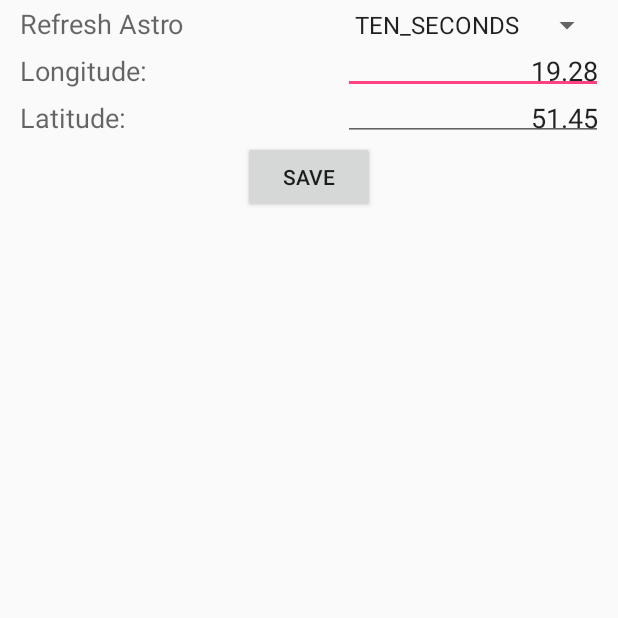
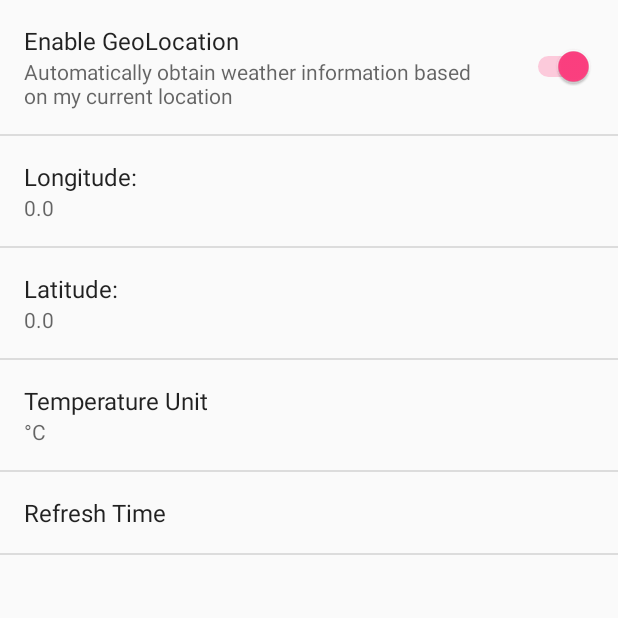
Before and after one commit to AMordaka/Android-AstroWeather, an Android app: the SettingsActivity screen opened directly, with no data from a screen before it, on a phone screen of 412 x 824 dp, the top half of it. Run offline under Robolectric (Android 15) with nearby library versions, the phone set to English and light mode, and no system bars.

Commit message:
Added SharedPreferences and SettingsFragment, prepare project to new features

```diff
--- a/app/src/main/java/com/example/arek/astroweather/SettingsActivity.java
+++ b/app/src/main/java/com/example/arek/astroweather/SettingsActivity.java
@@ -1,127 +1,101 @@
 package com.example.arek.astroweather;
 
-import android.net.ParseException;
+import android.content.res.Configuration;
 import android.os.Bundle;
-import android.support.v7.app.AppCompatActivity;
+import android.preference.PreferenceActivity;
+import android.support.annotation.LayoutRes;
+import android.support.annotation.Nullable;
+import android.support.v7.app.ActionBar;
+import android.support.v7.app.AppCompatDelegate;
+import android.support.v7.widget.Toolbar;
+import android.view.MenuInflater;
 import android.view.View;
-import android.widget.AdapterView;
-import android.widget.ArrayAdapter;
-import android.widget.Button;
-import android.widget.EditText;
-import android.widget.Spinner;
-import android.widget.Toast;
+import android.view.ViewGroup;
 
-import com.astrocalculator.AstroCalculator;
 import com.example.arek.astroweather.astroweather.AstroWeatherConfig;
+import com.example.arek.astroweather.fragments.SettingsFragment;
 
-import java.util.ArrayList;
-import java.util.List;
+public class SettingsActivity extends PreferenceActivity {
 
-public class SettingsActivity extends AppCompatActivity {
-
-    private static final String LATITUDE = "Latitude";
-    private static final String LONGITUDE = "Longitude";
-    private static final String INCORECT_DATA = "Incorect Data";
-    private static final String SAVE_CHANGES = "Changes saved";
+    private AppCompatDelegate delegate;
 
     private AstroWeatherConfig astroWeatherConfig;
-    private Spinner refreshTimeSpinner;
-    private EditText longitude;
-    private EditText latitude;
-    private Button buttonSave;
 
     @Override
     protected void onCreate(Bundle savedInstanceState) {
+        getDelegate().installViewFactory();
+        getDelegate().onCreate(savedInstanceState);
         super.onCreate(savedInstanceState);
-        setContentView(R.layout.activity_settings);
         astroWeatherConfig = AstroWeatherConfig.getAstroWeatherInstance();
-        initSpinner();
-        initOthers();
+        getFragmentManager().beginTransaction().replace(android.R.id.content, new SettingsFragment()).commit();
     }
 
-    List<String> getIntervalNames() {
-        List<String> intervalNames = new ArrayList<>();
-        for (UpdateTimeIntervalValues value : UpdateTimeIntervalValues.values()) {
-            intervalNames.add(value.name());
+
+    @Override
+    protected void onPostCreate(Bundle savedInstanceState) {
+        super.onPostCreate(savedInstanceState);
+        getDelegate().onPostCreate(savedInstanceState);
+    }
+    public ActionBar getSupportActionBar() {
+        return getDelegate().getSupportActionBar();
+    }
+    public void setSupportActionBar(@Nullable Toolbar toolbar) {
+        getDelegate().setSupportActionBar(toolbar);
+    }
+    @Override
+    public MenuInflater getMenuInflater() {
+        return getDelegate().getMenuInflater();
+    }
+    @Override
+    public void setContentView(@LayoutRes int layoutResID) {
+        getDelegate().setContentView(layoutResID);
+    }
+    @Override
+    public void setContentView(View view) {
+        getDelegate().setContentView(view);
+    }
+    @Override
+    public void setContentView(View view, ViewGroup.LayoutParams params) {
+        getDelegate().setContentView(view, params);
+    }
+    @Override
+    public void addContentView(View view, ViewGroup.LayoutParams params) {
+        getDelegate().addContentView(view, params);
+    }
+    @Override
+    protected void onPostResume() {
+        super.onPostResume();
+        getDelegate().onPostResume();
+    }
+    @Override
+    protected void onTitleChanged(CharSequence title, int color) {
+        super.onTitleChanged(title, color);
+        getDelegate().setTitle(title);
+    }
+    @Override
+    public void onConfigurationChanged(Configuration newConfig) {
+        super.onConfigurationChanged(newConfig);
+        getDelegate().onConfigurationChanged(newConfig);
+    }
+    @Override
+    protected void onStop() {
+        super.onStop();
+        getDelegate().onStop();
+    }
+    @Override
+    protected void onDestroy() {
+        super.onDestroy();
+        getDelegate().onDestroy();
+    }
+    public void invalidateOptionsMenu() {
+        getDelegate().invalidateOptionsMenu();
+    }
+    private AppCompatDelegate getDelegate() {
+        if (delegate == null) {
+            delegate = AppCompatDelegate.create(this, null);
+            setTitle(R.string.settings);
         }
-        return intervalNames;
+        return delegate;
     }
 
-    void initOthers() {
-        longitude = findViewById(R.id.newlongitude);
-        latitude = findViewById(R.id.newlatitude);
-        buttonSave = findViewById(R.id.buttonsave);
-        latitude.setText(String.valueOf(astroWeatherConfig.getLocation().getLatitude()));
-        longitude.setText(String.valueOf(astroWeatherConfig.getLocation().getLongitude()));
-
-    }
-
-    private void setDefaultSpinner(){
-        if(astroWeatherConfig.getTimeInterval() == 5000){
-            refreshTimeSpinner.setSelection(0);
-        }else if(astroWeatherConfig.getTimeInterval() == 10000){
-            refreshTimeSpinner.setSelection(1);
-        }else if(astroWeatherConfig.getTimeInterval() == 30000){
-            refreshTimeSpinner.setSelection(2);
-        }else if(astroWeatherConfig.getTimeInterval() == 1000*60){
-            refreshTimeSpinner.setSelection(3);
-        }else if(astroWeatherConfig.getTimeInterval() == 15*1000*60){
-            refreshTimeSpinner.setSelection(4);
-        }
-    }
-
-    void initSpinner() {
-        refreshTimeSpinner = (Spinner) findViewById(R.id.refresh_time);
-        ArrayAdapter adapter = new ArrayAdapter(this, android.R.layout.simple_spinner_item, getIntervalNames());
-        refreshTimeSpinner.setAdapter(adapter);
-        setDefaultSpinner();
-        refreshTimeSpinner.setOnItemSelectedListener(new AdapterView.OnItemSelectedListener() {
-
-            @Override
-            public void onItemSelected(AdapterView<?> arg0, View arg1,
-                                       int id, long position) {
-
-                switch ((int) position) {
-                    case 0:
-                        astroWeatherConfig.setTimeInterval(5000);
-                        break;
-                    case 1:
-                        astroWeatherConfig.setTimeInterval(10000);
-                        break;
-                    case 2:
-                        astroWeatherConfig.setTimeInterval(30000);
-                        break;
-                    case 3:
-                        astroWeatherConfig.setTimeInterval(60000);
-                        break;
-                    case 4:
-                        astroWeatherConfig.setTimeInterval(900000);
-                        break;
-                }
-                //Toast.makeText(SettingsActivity.this, SAVE_CHANGES, Toast.LENGTH_SHORT).show();
-            }
-
-
-
-            @Override
-            public void onNothingSelected(AdapterView<?> arg0) {
-                setDefaultSpinner();
-            }
-        });
-    }
-
-    public void saveHandler(View view) {
-        try {
-            double mlatitude = Double.parseDouble(latitude.getText().toString());
-            double mlongitude = Double.parseDouble(longitude.getText().toString());
-            if ((mlatitude > 90 || mlatitude < -90) || (mlongitude < 0 || mlongitude > 180)) {
-                throw new Exception();
-            }
-
-            astroWeatherConfig.setLocation(new AstroCalculator.Location(mlatitude, mlongitude));
-            Toast.makeText(SettingsActivity.this, SAVE_CHANGES, Toast.LENGTH_SHORT).show();
-        } catch (Exception ParseException) {
-            Toast.makeText(SettingsActivity.this, INCORECT_DATA, Toast.LENGTH_SHORT).show();
-        }
-    }
 }
--- a/app/src/main/java/com/example/arek/astroweather/UpdateTimeIntervalValues.java
+++ /dev/null
@@ -1,15 +0,0 @@
-package com.example.arek.astroweather;
-
-public enum UpdateTimeIntervalValues {
-    FIVE_SECONDS(5000),
-    TEN_SECONDS(1000),
-    THIRTY_SECONDS(30000),
-    MINUTE(60000),
-    FIFTEEN_MINUTES(900000);
-
-    public final int seconds;
-
-    UpdateTimeIntervalValues(int seconds) {
-        this.seconds = seconds;
-    }
-}
--- a/app/src/main/java/com/example/arek/astroweather/astroweather/AstroWeatherConfig.java
+++ b/app/src/main/java/com/example/arek/astroweather/astroweather/AstroWeatherConfig.java
@@ -53,7 +53,7 @@ public class AstroWeatherConfig {
 
     private AstroDateTime getAstroDateTime() {
         long deviceDate = System.currentTimeMillis();
-        int year = Integer.parseInt(new SimpleDateFormat("YYYY", Locale.ENGLISH).format(deviceDate));
+        int year = Integer.parseInt(new SimpleDateFormat("yyyy", Locale.ENGLISH).format(deviceDate));
         int month = Integer.parseInt(new SimpleDateFormat("MM", Locale.ENGLISH).format(deviceDate));
         int day = Integer.parseInt(new SimpleDateFormat("dd", Locale.ENGLISH).format(deviceDate));
         int hour = Integer.parseInt(new SimpleDateFormat("hh", Locale.GERMANY).format(deviceDate));
@@ -96,8 +96,8 @@ public class AstroWeatherConfig {
         }
     }
 
-    public void setTimeInterval(long timeInterval) {
-        this.timeInterval = timeInterval;
+    public void setTimeInterval(String timeInterval) {
+        this.timeInterval = Long.parseLong(timeInterval);
         update();
         notifySubscribers();
     }
--- a/app/src/main/java/com/example/arek/astroweather/fragments/MoonFragment.java
+++ b/app/src/main/java/com/example/arek/astroweather/fragments/MoonFragment.java
@@ -1,7 +1,6 @@
 package com.example.arek.astroweather.fragments;
 
 import android.os.Bundle;
-import android.os.Handler;
 import android.support.v4.app.Fragment;
 import android.view.LayoutInflater;
 import android.view.View;
@@ -11,10 +10,6 @@ import android.widget.TextView;
 import com.example.arek.astroweather.R;
 import com.example.arek.astroweather.astroweather.AstroCallback;
 import com.example.arek.astroweather.astroweather.AstroWeatherConfig;
-
-import java.text.SimpleDateFormat;
-import java.util.Calendar;
-import java.util.TimeZone;
 
 public class MoonFragment extends Fragment implements AstroCallback {
 
--- /dev/null
+++ b/app/src/main/java/com/example/arek/astroweather/fragments/SettingsFragment.java
@@ -0,0 +1,147 @@
+/**
+ * The MIT License (MIT)
+ *
+ * Copyright (c) 2015 Yoel Nunez <dev@nunez.guru>
+ *
+ * Permission is hereby granted, free of charge, to any person obtaining a copy
+ * of this software and associated documentation files (the "Software"), to deal
+ * in the Software without restriction, including without limitation the rights
+ * to use, copy, modify, merge, publish, distribute, sublicense, and/or sell
+ * copies of the Software, and to permit persons to whom the Software is
+ * furnished to do so, subject to the following conditions:
+ *
+ * The above copyright notice and this permission notice shall be included in
+ * all copies or substantial portions of the Software.
+ *
+ * THE SOFTWARE IS PROVIDED "AS IS", WITHOUT WARRANTY OF ANY KIND, EXPRESS OR
+ * IMPLIED, INCLUDING BUT NOT LIMITED TO THE WARRANTIES OF MERCHANTABILITY,
+ * FITNESS FOR A PARTICULAR PURPOSE AND NONINFRINGEMENT. IN NO EVENT SHALL THE
+ * AUTHORS OR COPYRIGHT HOLDERS BE LIABLE FOR ANY CLAIM, DAMAGES OR OTHER
+ * LIABILITY, WHETHER IN AN ACTION OF CONTRACT, TORT OR OTHERWISE, ARISING FROM,
+ * OUT OF OR IN CONNECTION WITH THE SOFTWARE OR THE USE OR OTHER DEALINGS IN
+ * THE SOFTWARE.
+ *
+ */
+package com.example.arek.astroweather.fragments;
+
+import android.content.Intent;
+import android.content.SharedPreferences;
+import android.os.Bundle;
+import android.preference.EditTextPreference;
+import android.preference.ListPreference;
+import android.preference.Preference;
+import android.preference.PreferenceFragment;
+import android.preference.PreferenceManager;
+import android.preference.SwitchPreference;
+import android.view.MenuItem;
+import android.widget.Toast;
+
+import com.example.arek.astroweather.MainActivity;
+import com.example.arek.astroweather.R;
+import com.example.arek.astroweather.astroweather.AstroWeatherConfig;
+
+
+public class SettingsFragment extends PreferenceFragment implements Preference.OnPreferenceChangeListener, SharedPreferences.OnSharedPreferenceChangeListener {
+
+    private static final String INCORECT_DATA = "Incorect Data";
+
+
+    private SharedPreferences preferences;
+    private AstroWeatherConfig astroWeatherConfig;
+
+    private SwitchPreference geolocationEnabledPreference;
+    private EditTextPreference manualLongitudePreference;
+    private EditTextPreference manualLatitudePreference;
+
+    @Override
+    public void onCreate(Bundle savedInstanceState) {
+        super.onCreate(savedInstanceState);
+        astroWeatherConfig = AstroWeatherConfig.getAstroWeatherInstance();
+        findPreferencesFromXml();
+        setupPreferences();
+        checkPreferences();
+    }
+
+
+    void findPreferencesFromXml(){
+        addPreferencesFromResource(R.xml.app_preferences);
+        preferences = PreferenceManager.getDefaultSharedPreferences(getActivity());
+        geolocationEnabledPreference = (SwitchPreference) findPreference(getString(R.string.pref_geolocation_enabled));
+        manualLongitudePreference = (EditTextPreference) findPreference(getString(R.string.pref_manual_longitude));
+        manualLatitudePreference = (EditTextPreference) findPreference(getString(R.string.pref_manual_latitude));
+
+    }
+
+    void setupPreferences(){
+        manualLatitudePreference.setText(String.valueOf(astroWeatherConfig.getLocation().getLatitude()));
+        manualLongitudePreference.setText(String.valueOf(astroWeatherConfig.getLocation().getLongitude()));
+        bindPreferenceSummaryToValue(manualLongitudePreference);
+        bindPreferenceSummaryToValue(manualLatitudePreference);
+        bindPreferenceSummaryToValue(findPreference(getString(R.string.pref_temperature_unit)));
+        bindPreferenceSummaryToValue(findPreference(getString(R.string.pref_refreshing_time)));
+        PreferenceManager.getDefaultSharedPreferences(getActivity()).registerOnSharedPreferenceChangeListener(this);
+    }
+
+    void checkPreferences(){
+        if(!preferences.getBoolean(getString(R.string.pref_needs_setup), false)) {
+            SharedPreferences.Editor editor = preferences.edit();
+            editor.putBoolean(getString(R.string.pref_needs_setup), false);
+            editor.apply();
+        }
+        setHasOptionsMenu(true);
+    }
+
+    @Override
+    public boolean onOptionsItemSelected(MenuItem item) {
+        int id = item.getItemId();
+        if (id == android.R.id.home) {
+            startActivity(new Intent(getActivity(), MainActivity.class));
+            return true;
+        }
+        return super.onOptionsItemSelected(item);
+    }
+
+    @Override
+    public void onSharedPreferenceChanged(SharedPreferences sharedPreferences, String s) {
+        if (geolocationEnabledPreference.isChecked()) {
+            manualLongitudePreference.setEnabled(false);
+            manualLatitudePreference.setEnabled(false);
+        } else {
+            manualLongitudePreference.setEnabled(true);
+            manualLatitudePreference.setEnabled(true);
+        }
+
+    }
+
+    private void bindPreferenceSummaryToValue(Preference preference) {
+        preference.setOnPreferenceChangeListener(this);
+        onPreferenceChange(preference, preferences.getString(preference.getKey(), null));
+    }
+
+    @Override
+    public boolean onPreferenceChange(Preference preference, Object value) {
+        String stringValue = value.toString();
+
+        if (preference instanceof ListPreference) {
+            ListPreference listPreference = (ListPreference) preference;
+            int index = listPreference.findIndexOfValue(stringValue);
+
+            preference.setSummary(index >= 0 ? listPreference.getEntries()[index] : null);
+
+        } else if (preference instanceof EditTextPreference) {
+
+            try {
+                double doubleValue = Double.parseDouble(stringValue);
+                if (doubleValue < 0 || doubleValue > 180) {
+                    throw new Exception();
+                }
+            }catch (Exception e) {
+                    Toast.makeText(getActivity(), INCORECT_DATA, Toast.LENGTH_SHORT).show();
+                    return false;
+                }
+            preference.setSummary(stringValue);
+        }
+
+        return true;
+    }
+}
--- a/app/src/main/res/layout/activity_settings.xml
+++ /dev/null
@@ -1,73 +0,0 @@
-<?xml version="1.0" encoding="utf-8"?>
-<android.support.constraint.ConstraintLayout xmlns:android="http://schemas.android.com/apk/res/android"
-    android:layout_width="match_parent"
-    android:layout_height="match_parent">
-
-    <LinearLayout
-        android:layout_width="match_parent"
-        android:layout_height="wrap_content"
-        android:orientation="vertical"
-        android:layout_margin="10sp">
-
-        <TableLayout xmlns:android="http://schemas.android.com/apk/res/android"
-            android:layout_width="match_parent"
-            android:layout_height="match_parent"
-            android:stretchColumns="1">
-
-            <TableRow>
-
-                <TextView
-                    android:layout_column="1"
-                    android:padding="3dip"
-                    android:text="@string/REFRESH_ASTRO"
-                    android:textAppearance="?android:attr/textAppearanceMedium" />
-
-                <Spinner
-                    android:id="@+id/refresh_time"
-                    android:gravity="end"
-                    android:textAppearance="?android:attr/textAppearanceMedium" />
-            </TableRow>
-
-            <TableRow>
-
-                <TextView
-                    android:layout_column="1"
-                    android:padding="3dip"
-                    android:text="@string/LONGITUDE"
-                    android:textAppearance="?android:attr/textAppearanceMedium" />
-
-                <EditText
-                    android:id="@+id/newlongitude"
-                    android:gravity="end"
-                    android:padding="3dip"
-                    android:textAppearance="?android:attr/textAppearanceMedium" />
-            </TableRow>
-
-            <TableRow>
-
-                <TextView
-                    android:layout_column="1"
-                    android:padding="3dip"
-                    android:text="@string/LATITUDE"
-                    android:textAppearance="?android:attr/textAppearanceMedium" />
-
-                <EditText
-                    android:id="@+id/newlatitude"
-                    android:gravity="end"
-                    android:padding="3dip"
-                    android:textAppearance="?android:attr/textAppearanceMedium" />
-            </TableRow>
-
-        </TableLayout>
-
-        <Button
-            android:id="@+id/buttonsave"
-            android:layout_width="wrap_content"
-            android:layout_height="wrap_content"
-            android:layout_gravity="center_horizontal"
-            android:onClick="saveHandler"
-            android:text="@string/SAVE" />
-
-    </LinearLayout>
-
-</android.support.constraint.ConstraintLayout>
--- /dev/null
+++ b/app/src/main/res/values/attr.xml
@@ -0,0 +1,4 @@
+<?xml version="1.0" encoding="utf-8"?>
+<resources>
+    <bool name="isTablet">true</bool>
+</resources>
--- /dev/null
+++ b/app/src/main/res/values/preferences.xml
@@ -0,0 +1,67 @@
+<!--
+The MIT License (MIT)
+
+Copyright (c) 2015 Yoel Nunez <dev@nunez.guru>
+
+Permission is hereby granted, free of charge, to any person obtaining a copy
+of this software and associated documentation files (the "Software"), to deal
+in the Software without restriction, including without limitation the rights
+to use, copy, modify, merge, publish, distribute, sublicense, and/or sell
+copies of the Software, and to permit persons to whom the Software is
+furnished to do so, subject to the following conditions:
+
+The above copyright notice and this permission notice shall be included in
+all copies or substantial portions of the Software.
+
+THE SOFTWARE IS PROVIDED "AS IS", WITHOUT WARRANTY OF ANY KIND, EXPRESS OR
+IMPLIED, INCLUDING BUT NOT LIMITED TO THE WARRANTIES OF MERCHANTABILITY,
+FITNESS FOR A PARTICULAR PURPOSE AND NONINFRINGEMENT. IN NO EVENT SHALL THE
+AUTHORS OR COPYRIGHT HOLDERS BE LIABLE FOR ANY CLAIM, DAMAGES OR OTHER
+LIABILITY, WHETHER IN AN ACTION OF CONTRACT, TORT OR OTHERWISE, ARISING FROM,
+OUT OF OR IN CONNECTION WITH THE SOFTWARE OR THE USE OR OTHER DEALINGS IN
+THE SOFTWARE.
+-->
+<resources>
+    <string name="pref_geolocation_enabled">geolocation_enabled</string>
+    <string name="pref_manual_longitude">manual_logitude</string>
+    <string name="pref_manual_latitude">latutude</string>
+    <string name="pref_cached_location">cached_location</string>
+    <string name="pref_temperature_unit">temperature_unit</string>
+    <string name="pref_needs_setup">needs_setup</string>
+    <string name="pref_default_unit">C</string>
+    <string name="pref_default_refresh_time">5s</string>
+    <string name="pref_refreshing_time">refresh_time</string>
+
+
+    <string name="pref_header_general">General</string>
+    <string name="pref_title_enable_geolocation">Enable GeoLocation</string>
+    <string name="pref_description_enable_geolocation">Automatically obtain weather information based on my current location</string>
+
+    <string name="pref_title_manual_location">Manual Location</string>
+
+    <string name="pref_title_temperature_unit">Temperature Unit</string>
+    <string-array name="pref_temperature_unit_titles">
+        <item>&#176;C</item>
+        <item>&#176;F</item>
+    </string-array>
+    <string-array name="pref_temperature_unit_values">
+        <item>C</item>
+        <item>F</item>
+    </string-array>
+
+    <string name="pref_title_refresh_time">Refresh Time</string>
+    <string-array name="pref_refresh_time_titles">
+        <item>5s</item>
+        <item>10s</item>
+        <item>30s</item>
+        <item>60s</item>
+        <item>15min</item>
+    </string-array>
+    <string-array name="pref_refresh_time_values">
+        <item>5000</item>
+        <item>10000</item>
+        <item>30000</item>
+        <item>60000</item>
+        <item>900000</item>
+    </string-array>
+</resources>
--- /dev/null
+++ b/app/src/main/res/xml/app_preferences.xml
@@ -0,0 +1,63 @@
+<!--
+The MIT License (MIT)
+
+Copyright (c) 2015 Yoel Nunez <dev@nunez.guru>
+
+Permission is hereby granted, free of charge, to any person obtaining a copy
+of this software and associated documentation files (the "Software"), to deal
+in the Software without restriction, including without limitation the rights
+to use, copy, modify, merge, publish, distribute, sublicense, and/or sell
+copies of the Software, and to permit persons to whom the Software is
+furnished to do so, subject to the following conditions:
+
+The above copyright notice and this permission notice shall be included in
+all copies or substantial portions of the Software.
+
+THE SOFTWARE IS PROVIDED "AS IS", WITHOUT WARRANTY OF ANY KIND, EXPRESS OR
+IMPLIED, INCLUDING BUT NOT LIMITED TO THE WARRANTIES OF MERCHANTABILITY,
+FITNESS FOR A PARTICULAR PURPOSE AND NONINFRINGEMENT. IN NO EVENT SHALL THE
+AUTHORS OR COPYRIGHT HOLDERS BE LIABLE FOR ANY CLAIM, DAMAGES OR OTHER
+LIABILITY, WHETHER IN AN ACTION OF CONTRACT, TORT OR OTHERWISE, ARISING FROM,
+OUT OF OR IN CONNECTION WITH THE SOFTWARE OR THE USE OR OTHER DEALINGS IN
+THE SOFTWARE.
+-->
+<PreferenceScreen xmlns:android="http://schemas.android.com/apk/res/android">
+    <SwitchPreference
+        android:defaultValue="true"
+        android:id="@+id/geolocation_enabled"
+        android:key="@string/pref_geolocation_enabled"
+        android:summary="@string/pref_description_enable_geolocation"
+        android:title="@string/pref_title_enable_geolocation" />
+    <EditTextPreference
+        android:capitalize="words"
+        android:inputType="textCapWords"
+        android:key="@string/pref_manual_longitude"
+        android:maxLines="1"
+        android:selectAllOnFocus="true"
+        android:singleLine="true"
+        android:title="@string/LONGITUDE" />
+    <EditTextPreference
+        android:capitalize="words"
+        android:inputType="textCapWords"
+        android:key="@string/pref_manual_latitude"
+        android:maxLines="1"
+        android:selectAllOnFocus="true"
+        android:singleLine="true"
+        android:title="@string/LATITUDE" />
+    <ListPreference
+        android:defaultValue="@string/pref_default_unit"
+        android:entries="@array/pref_temperature_unit_titles"
+        android:entryValues="@array/pref_temperature_unit_values"
+        android:key="@string/pref_temperature_unit"
+        android:negativeButtonText="@null"
+        android:positiveButtonText="@null"
+        android:title="@string/pref_title_temperature_unit" />
+    <ListPreference
+        android:defaultValue="@string/pref_default_refresh_time"
+        android:entries="@array/pref_refresh_time_titles"
+        android:entryValues="@array/pref_refresh_time_values"
+        android:key="@string/pref_refreshing_time"
+        android:negativeButtonText="@null"
+        android:positiveButtonText="@null"
+        android:title="@string/pref_title_refresh_time" />
+</PreferenceScreen>
```
Also changed, not shown: app/src/main/java/com/example/arek/astroweather/MainActivity.java (+22 -1 lines), app/src/main/java/com/example/arek/astroweather/fragments/SunFragment.java (+1 -7 lines), app/src/main/res/values/strings.xml (+17 -0 lines).
